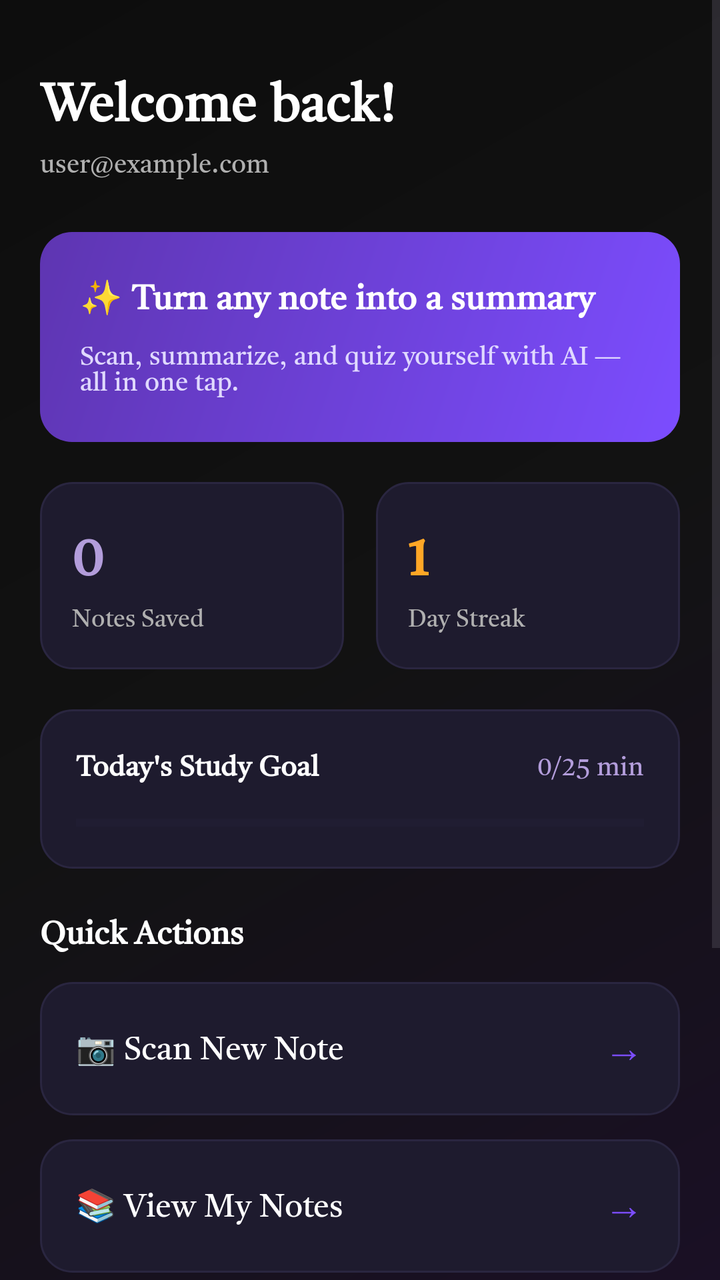
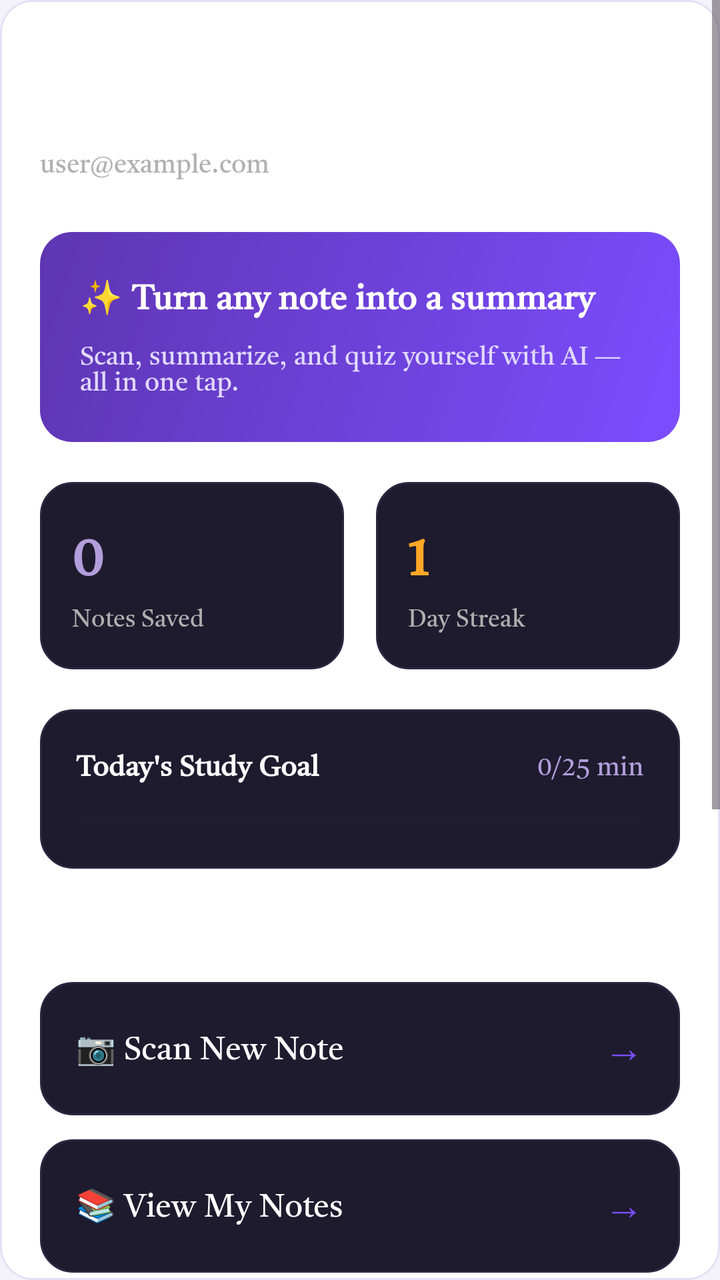

Compare the two renders of this Android layout. The source of the first and the diff that turns it into the second are given below.
<!-- AndroidManifest.xml: application theme Theme.Scanlern -->
<!-- res/layout/fragment_home.xml -->
<?xml version="1.0" encoding="utf-8"?>
<ScrollView xmlns:android="http://schemas.android.com/apk/res/android"
    xmlns:app="http://schemas.android.com/apk/res-auto"
    xmlns:tools="http://schemas.android.com/tools"
    android:layout_width="match_parent"
    android:layout_height="match_parent"
    android:background="@drawable/bg_gradient_main"
    tools:context=".HomeFragment">

    <LinearLayout
        android:layout_width="match_parent"
        android:layout_height="wrap_content"
        android:orientation="vertical"
        android:padding="20dp">

        <TextView
            android:id="@+id/tvWelcome"
            android:layout_width="match_parent"
            android:layout_height="wrap_content"
            android:text="Welcome back!"
            android:textSize="26sp"
            android:textStyle="bold"
            android:textColor="@color/text_primary"
            android:layout_marginTop="12dp" />

        <TextView
            android:id="@+id/tvUserEmail"
            android:layout_width="match_parent"
            android:layout_height="wrap_content"
            android:text="user@example.com"
            android:textSize="13sp"
            android:textColor="@color/text_secondary"
            android:layout_marginBottom="24dp" />

        
        <LinearLayout
            android:layout_width="match_parent"
            android:layout_height="wrap_content"
            android:orientation="vertical"
            android:background="@drawable/bg_card_accent"
            android:padding="20dp"
            android:layout_marginBottom="20dp">

            <TextView
                android:layout_width="match_parent"
                android:layout_height="wrap_content"
                android:text="✨ Turn any note into a summary"
                android:textSize="17sp"
                android:textStyle="bold"
                android:textColor="@color/white" />

            <TextView
                android:layout_width="match_parent"
                android:layout_height="wrap_content"
                android:text="Scan, summarize, and quiz yourself with AI — all in one tap."
                android:textSize="13sp"
                android:textColor="#E0D9FF"
                android:layout_marginTop="6dp" />

        </LinearLayout>

        
        <LinearLayout
            android:layout_width="match_parent"
            android:layout_height="wrap_content"
            android:orientation="horizontal"
            android:layout_marginBottom="20dp">

            <LinearLayout
                android:layout_width="0dp"
                android:layout_height="wrap_content"
                android:layout_weight="1"
                android:orientation="vertical"
                android:background="@drawable/bg_card"
                android:padding="16dp"
                android:layout_marginEnd="8dp">

                <TextView
                    android:id="@+id/tvTotalNotes"
                    android:layout_width="wrap_content"
                    android:layout_height="wrap_content"
                    android:text="0"
                    android:textSize="28sp"
                    android:textStyle="bold"
                    android:textColor="@color/primary_light" />

                <TextView
                    android:layout_width="wrap_content"
                    android:layout_height="wrap_content"
                    android:text="Notes Saved"
                    android:textSize="12sp"
                    android:textColor="@color/text_secondary" />

            </LinearLayout>

            <LinearLayout
                android:layout_width="0dp"
                android:layout_height="wrap_content"
                android:layout_weight="1"
                android:orientation="vertical"
                android:background="@drawable/bg_card"
                android:padding="16dp"
                android:layout_marginStart="8dp">

                <TextView
                    android:id="@+id/tvStreakDays"
                    android:layout_width="wrap_content"
                    android:layout_height="wrap_content"
                    android:text="1"
                    android:textSize="28sp"
                    android:textStyle="bold"
                    android:textColor="@color/accent_warning" />

                <TextView
                    android:layout_width="wrap_content"
                    android:layout_height="wrap_content"
                    android:text="Day Streak"
                    android:textSize="12sp"
                    android:textColor="@color/text_secondary" />

            </LinearLayout>
        </LinearLayout>
        <LinearLayout
            android:layout_width="match_parent"
            android:layout_height="wrap_content"
            android:orientation="vertical"
            android:background="@drawable/bg_card"
            android:padding="18dp"
            android:layout_marginBottom="20dp">

            <LinearLayout
                android:layout_width="match_parent"
                android:layout_height="wrap_content"
                android:orientation="horizontal"
                android:gravity="center_vertical">

                <TextView
                    android:layout_width="0dp"
                    android:layout_height="wrap_content"
                    android:layout_weight="1"
                    android:text="Today's Study Goal"
                    android:textSize="14sp"
                    android:textStyle="bold"
                    android:textColor="@color/text_primary" />

                <TextView
                    android:id="@+id/tvGoalProgress"
                    android:layout_width="wrap_content"
                    android:layout_height="wrap_content"
                    android:text="0/25 min"
                    android:textSize="13sp"
                    android:textColor="@color/primary_light" />

            </LinearLayout>

            <ProgressBar
                android:id="@+id/goalProgressBar"
                style="?android:attr/progressBarStyleHorizontal"
                android:layout_width="match_parent"
                android:layout_height="10dp"
                android:layout_marginTop="12dp"
                android:max="100"
                android:progress="0"
                android:progressTint="@color/primary"
                android:progressBackgroundTint="#2A2640" />

        </LinearLayout>

        
        <TextView
            android:layout_width="wrap_content"
            android:layout_height="wrap_content"
            android:text="Quick Actions"
            android:textSize="16sp"
            android:textStyle="bold"
            android:textColor="@color/text_primary"
            android:layout_marginBottom="12dp" />

        <LinearLayout
            android:id="@+id/cardScan"
            android:layout_width="match_parent"
            android:layout_height="wrap_content"
            android:orientation="horizontal"
            android:gravity="center_vertical"
            android:background="@drawable/bg_card"
            android:padding="18dp"
            android:layout_marginBottom="12dp"
            android:clickable="true"
            android:focusable="true">

            <TextView
                android:layout_width="0dp"
                android:layout_height="wrap_content"
                android:layout_weight="1"
                android:text="📷 Scan New Note"
                android:textSize="16sp"
                android:textColor="@color/text_primary" />

            <TextView
                android:layout_width="wrap_content"
                android:layout_height="wrap_content"
                android:text="→"
                android:textSize="20sp"
                android:textColor="@color/primary" />

        </LinearLayout>

        <LinearLayout
            android:id="@+id/cardHistory"
            android:layout_width="match_parent"
            android:layout_height="wrap_content"
            android:orientation="horizontal"
            android:gravity="center_vertical"
            android:background="@drawable/bg_card"
            android:padding="18dp"
            android:layout_marginBottom="12dp"
            android:clickable="true"
            android:focusable="true">

            <TextView
                android:layout_width="0dp"
                android:layout_height="wrap_content"
                android:layout_weight="1"
                android:text="📚 View My Notes"
                android:textSize="16sp"
                android:textColor="@color/text_primary" />

            <TextView
                android:layout_width="wrap_content"
                android:layout_height="wrap_content"
                android:text="→"
                android:textSize="20sp"
                android:textColor="@color/primary" />

        </LinearLayout>

        
        <TextView
            android:layout_width="wrap_content"
            android:layout_height="wrap_content"
            android:text="Study Tip"
            android:textSize="16sp"
            android:textStyle="bold"
            android:textColor="@color/text_primary"
            android:layout_marginTop="8dp"
            android:layout_marginBottom="12dp" />

        <LinearLayout
            android:layout_width="match_parent"
            android:layout_height="wrap_content"
            android:orientation="vertical"
            android:background="@drawable/bg_card"
            android:padding="18dp"
            android:layout_marginBottom="24dp">

            <TextView
                android:layout_width="match_parent"
                android:layout_height="wrap_content"
                android:text="💡 Review your flashcards daily for just 10 minutes — spaced repetition helps you remember 80% more."
                android:textSize="14sp"
                android:textColor="@color/text_secondary" />

        </LinearLayout>

        <com.google.android.gms.ads.AdView
            android:id="@+id/adView"
            android:layout_width="wrap_content"
            android:layout_height="wrap_content"
            android:layout_gravity="center"
            app:adSize="BANNER"
            app:adUnitId="ca-app-pub-9996958856491734/5807965640" />

        <View
            android:layout_width="match_parent"
            android:layout_height="20dp" />

    </LinearLayout>

</ScrollView>
<!-- resources referenced by this layout -->
<resources>
  <color name="accent_warning">#FFA726</color>
  <color name="primary">#7C4DFF</color>
  <color name="primary_light">#B39DDB</color>
  <color name="text_primary">#FFFFFF</color>
  <color name="text_secondary">#B0B0B0</color>
  <color name="white">#FFFFFFFF</color>
  <!-- drawable bg_card (drawable) -->
  <?xml version="1.0" encoding="utf-8"?>
  <shape xmlns:android="http://schemas.android.com/apk/res/android"
      android:shape="rectangle">
      <solid android:color="#1E1B2E" />
      <corners android:radius="16dp" />
      <stroke
          android:width="1dp"
          android:color="#2A2640" />
  </shape>
  <!-- drawable bg_card_accent (drawable) -->
  <?xml version="1.0" encoding="utf-8"?>
  <shape xmlns:android="http://schemas.android.com/apk/res/android"
      android:shape="rectangle">
      <gradient
          android:startColor="#7C4DFF"
          android:endColor="#5E35B1"
          android:angle="135" />
      <corners android:radius="16dp" />
  </shape>
  <!-- drawable bg_gradient_main (drawable) -->
  <?xml version="1.0" encoding="utf-8"?>
  <shape xmlns:android="http://schemas.android.com/apk/res/android"
      android:shape="rectangle">
      <gradient
          android:startColor="#1A1025"
          android:centerColor="#121212"
          android:endColor="#0D0D0D"
          android:angle="135" />
  </shape>
  <style name="Theme.Scanlern" parent="Base.Theme.Scanlern" />
  <style name="Base.Theme.Scanlern" parent="Theme.Material3.DayNight.NoActionBar">
          <item name="colorPrimary">@color/primary</item>
          <item name="colorPrimaryDark">@color/primary_dark</item>
          <item name="colorAccent">@color/primary_light</item>
          <item name="android:colorBackground">@color/background_dark</item>
          <item name="android:statusBarColor">@color/background_dark</item>
          <item name="android:windowLightStatusBar">false</item>
          <item name="android:fontFamily">@font/poppins_family</item>
          <item name="fontFamily">@font/poppins_family</item>
      </style>
  <color name="primary_dark">#5E35B1</color>
  <color name="background_dark">#121212</color>
</resources>

<!-- the commit's change to res/layout/fragment_home.xml (unified diff, before → after) -->
@@ -234,6 +234,80 @@
 
         </LinearLayout>
 
+        <TextView
+            android:layout_width="wrap_content"
+            android:layout_height="wrap_content"
+            android:text="This Week"
+            android:textSize="16sp"
+            android:textStyle="bold"
+            android:textColor="@color/text_primary"
+            android:layout_marginBottom="12dp" />
+
+        <LinearLayout
+            android:layout_width="match_parent"
+            android:layout_height="wrap_content"
+            android:orientation="horizontal"
+            android:background="@drawable/bg_card"
+            android:padding="18dp"
+            android:layout_marginBottom="24dp">
+
+            <LinearLayout
+                android:layout_width="0dp"
+                android:layout_height="wrap_content"
+                android:layout_weight="1"
+                android:orientation="vertical"
+                android:gravity="center">
+
+                <TextView
+                    android:id="@+id/tvWeeklyMinutes"
+                    android:layout_width="wrap_content"
+                    android:layout_height="wrap_content"
+                    android:text="0"
+                    android:textSize="22sp"
+                    android:textStyle="bold"
+                    android:textColor="@color/primary_light" />
+
+                <TextView
+                    android:layout_width="wrap_content"
+                    android:layout_height="wrap_content"
+                    android:text="Minutes"
+                    android:textSize="11sp"
+                    android:textColor="@color/text_secondary" />
+
+            </LinearLayout>
+
+            <View
+                android:layout_width="1dp"
+                android:layout_height="match_parent"
+                android:background="#2A2640" />
+
+            <LinearLayout
+                android:layout_width="0dp"
+                android:layout_height="wrap_content"
+                android:layout_weight="1"
+                android:orientation="vertical"
+                android:gravity="center">
+
+                <TextView
+                    android:id="@+id/tvWeeklyNotes"
+                    android:layout_width="wrap_content"
+                    android:layout_height="wrap_content"
+                    android:text="0"
+                    android:textSize="22sp"
+                    android:textStyle="bold"
+                    android:textColor="@color/accent_warning" />
+
+                <TextView
+                    android:layout_width="wrap_content"
+                    android:layout_height="wrap_content"
+                    android:text="Notes Scanned"
+                    android:textSize="11sp"
+                    android:textColor="@color/text_secondary" />
+
+            </LinearLayout>
+
+        </LinearLayout>
+
         
         <TextView
             android:layout_width="wrap_content"
<!-- resource entries referenced after the edit -->
@@ -30,24 +30,23 @@
   <?xml version="1.0" encoding="utf-8"?>
   <shape xmlns:android="http://schemas.android.com/apk/res/android"
       android:shape="rectangle">
-      <gradient
-          android:startColor="#1A1025"
-          android:centerColor="#121212"
-          android:endColor="#0D0D0D"
-          android:angle="135" />
+      <solid android:color="#FFFFFF" />
+      <corners android:radius="16dp" />
+      <stroke
+          android:width="1dp"
+          android:color="#E5E0F5" />
   </shape>
   <style name="Theme.Scanlern" parent="Base.Theme.Scanlern" />
   <style name="Base.Theme.Scanlern" parent="Theme.Material3.DayNight.NoActionBar">
           <item name="colorPrimary">@color/primary</item>
           <item name="colorPrimaryDark">@color/primary_dark</item>
           <item name="colorAccent">@color/primary_light</item>
-          <item name="android:colorBackground">@color/background_dark</item>
-          <item name="android:statusBarColor">@color/background_dark</item>
-          <item name="android:windowLightStatusBar">false</item>
+          <item name="android:colorBackground">#F5F3FA</item>
+          <item name="android:statusBarColor">#F5F3FA</item>
+          <item name="android:windowLightStatusBar">true</item>
           <item name="android:fontFamily">@font/poppins_family</item>
           <item name="fontFamily">@font/poppins_family</item>
       </style>
   <color name="primary_dark">#5E35B1</color>
-  <color name="background_dark">#121212</color>
 </resources>
 
